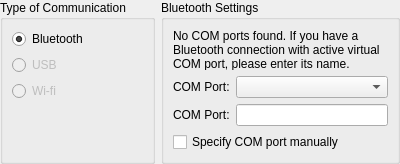
This is plugins/robots/interpreters/ev3KitInterpreter/src/ev3AdditionalPreferences.ui in qreal/qreal as Qt 5 draws it before an edit. The edited form follows.
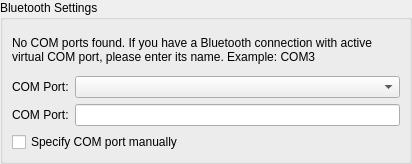
This is the edited form.

```diff
--- a/plugins/robots/interpreters/ev3KitInterpreter/src/ev3AdditionalPreferences.ui
+++ b/plugins/robots/interpreters/ev3KitInterpreter/src/ev3AdditionalPreferences.ui
@@ -6,7 +6,7 @@
    <rect>
     <x>0</x>
     <y>0</y>
-    <width>400</width>
+    <width>412</width>
     <height>164</height>
    </rect>
   </property>
@@ -26,54 +26,6 @@
    <property name="bottomMargin">
     <number>0</number>
    </property>
-   <item>
-    <widget class="QGroupBox" name="communicationTypeGroupBox">
-     <property name="title">
-      <string>Type of Communication</string>
-     </property>
-     <layout class="QFormLayout" name="formLayout_6">
-      <property name="fieldGrowthPolicy">
-       <enum>QFormLayout::AllNonFixedFieldsGrow</enum>
-      </property>
-      <item row="0" column="0">
-       <widget class="QRadioButton" name="bluetoothRadioButton">
-        <property name="text">
-         <string>Bluetooth</string>
-        </property>
-        <property name="checked">
-         <bool>true</bool>
-        </property>
-       </widget>
-      </item>
-      <item row="1" column="0">
-       <widget class="QRadioButton" name="usbRadioButton">
-        <property name="enabled">
-         <bool>false</bool>
-        </property>
-        <property name="text">
-         <string>USB</string>
-        </property>
-        <property name="checkable">
-         <bool>false</bool>
-        </property>
-       </widget>
-      </item>
-      <item row="2" column="0">
-       <widget class="QRadioButton" name="wifiRadioButton">
-        <property name="enabled">
-         <bool>false</bool>
-        </property>
-        <property name="text">
-         <string>Wi-fi</string>
-        </property>
-        <property name="checkable">
-         <bool>false</bool>
-        </property>
-       </widget>
-      </item>
-     </layout>
-    </widget>
-   </item>
    <item>
     <widget class="QGroupBox" name="bluetoothSettingsGroupBox">
      <property name="title">
```
